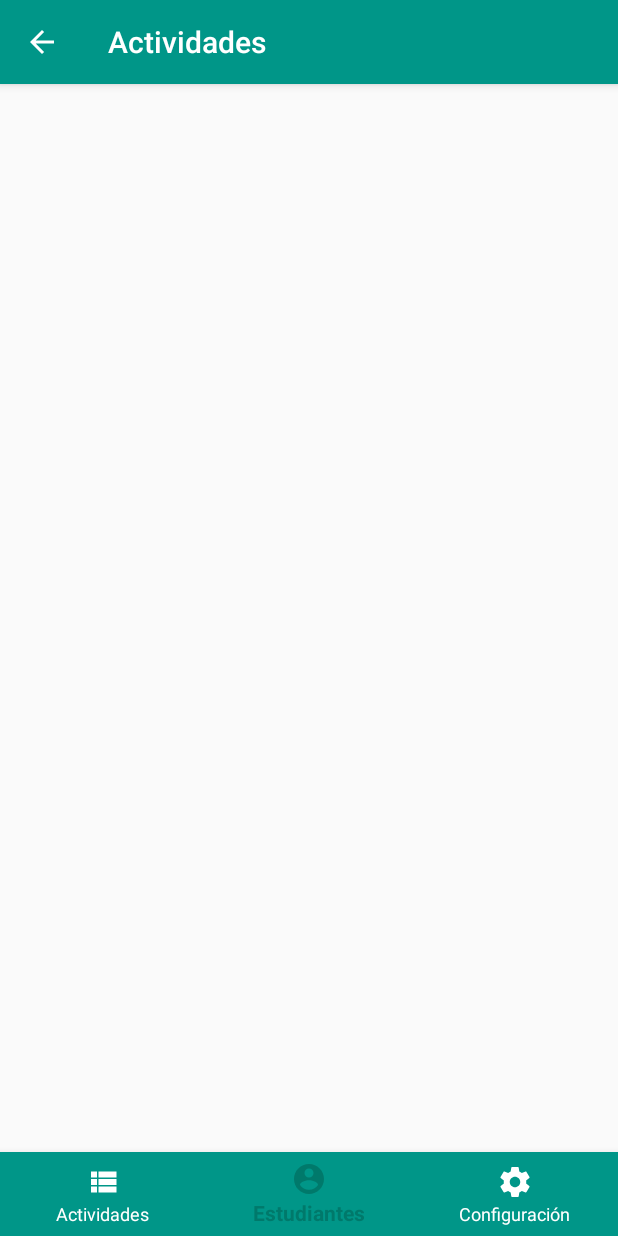
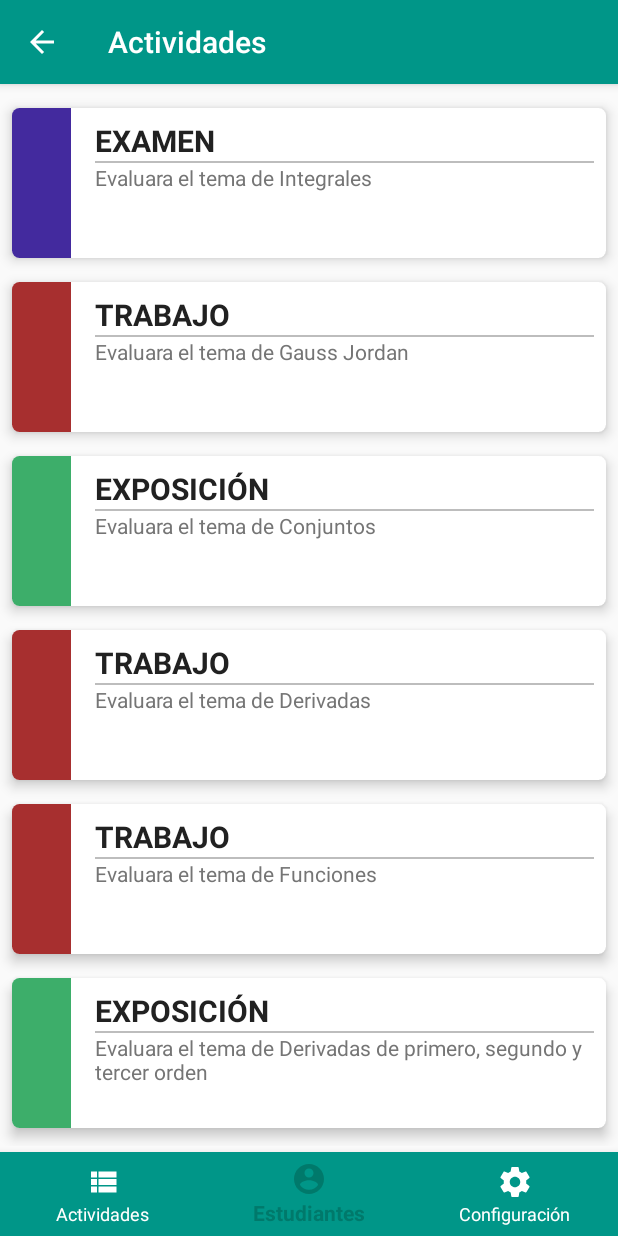
Before and after one commit to NIMP3/AppNotas, an Android app: the fragment TaskListFragment placed in its activity, on a phone screen of 412 x 824 dp. Run offline under Robolectric (Android 15) with nearby library versions, the phone set to English and light mode, and no system bars; our stand-ins replace CircleImageView.

Commit message:
Se ha añadido el listado de Actividades-Tareas

```diff
--- /dev/null
+++ b/app/src/main/java/com/elaytechnologies/appnotas/adapter/TaskAdapterRecyclerView.java
@@ -0,0 +1,78 @@
+package com.elaytechnologies.appnotas.adapter;
+
+import android.app.Activity;
+import android.support.annotation.NonNull;
+import android.support.v7.widget.CardView;
+import android.support.v7.widget.RecyclerView;
+import android.view.LayoutInflater;
+import android.view.View;
+import android.view.ViewGroup;
+import android.widget.TextView;
+
+import com.elaytechnologies.appnotas.R;
+import com.elaytechnologies.appnotas.model.Task;
+
+import java.util.ArrayList;
+
+public class TaskAdapterRecyclerView extends RecyclerView.Adapter<TaskAdapterRecyclerView.TaskViewHolder>{
+
+    private ArrayList<Task> tasks;
+    private int resource;
+    private Activity activity;
+
+    public TaskAdapterRecyclerView(ArrayList<Task> tasks, int resource, Activity activity) {
+        this.tasks = tasks;
+        this.resource = resource;
+        this.activity = activity;
+    }
+
+    @NonNull
+    @Override
+    public TaskViewHolder onCreateViewHolder(@NonNull ViewGroup parent, int viewType) {
+        View view = LayoutInflater.from(parent.getContext()).inflate(resource,parent,false);
+        return new TaskViewHolder(view);
+    }
+
+    @Override
+    public void onBindViewHolder(@NonNull TaskViewHolder holder, int position) {
+        Task task = tasks.get(position);
+
+        holder.textViewTypeTask.setText(task.getTypeTask());
+        holder.textViewDescriptionTaks.setText(task.getDescriptionTask());
+
+        switch (task.getTypeTask()){
+            case "EXAMEN":
+                holder.textViewStampTask.setBackgroundColor(activity.getResources().getColor(R.color.colorTypeTaskTest));
+                break;
+            case "TRABAJO":
+                holder.textViewStampTask.setBackgroundColor(activity.getResources().getColor(R.color.colorTypeTaskWork));
+                break;
+            case "EXPOSICIÓN":
+                holder.textViewStampTask.setBackgroundColor(activity.getResources().getColor(R.color.colorTypeTaskExpo));
+                break;
+        }
+    }
+
+    @Override
+    public int getItemCount() {
+        return tasks.size();
+    }
+
+    class TaskViewHolder extends RecyclerView.ViewHolder {
+
+        private CardView cardViewTask;
+        private TextView textViewStampTask;
+        private TextView textViewTypeTask;
+        private TextView textViewDescriptionTaks;
+
+        public TaskViewHolder(View itemView) {
+            super(itemView);
+
+            cardViewTask = itemView.findViewById(R.id.cardviewTask);
+            textViewStampTask = itemView.findViewById(R.id.textViewStampTask);
+            textViewTypeTask = itemView.findViewById(R.id.textViewTypeTask);
+            textViewDescriptionTaks = itemView.findViewById(R.id.textViewDescriptionTask);
+
+        }
+    }
+}
--- /dev/null
+++ b/app/src/main/java/com/elaytechnologies/appnotas/model/Task.java
@@ -0,0 +1,38 @@
+package com.elaytechnologies.appnotas.model;
+
+public class Task {
+
+    private int codeTask;
+    private String typeTask;
+    private String descriptionTask;
+
+    public Task(int codeTask, String typeTask, String descriptionTask) {
+        this.codeTask = codeTask;
+        this.typeTask = typeTask;
+        this.descriptionTask = descriptionTask;
+    }
+
+    public int getCodeTask() {
+        return codeTask;
+    }
+
+    public void setCodeTask(int codeTask) {
+        this.codeTask = codeTask;
+    }
+
+    public String getTypeTask() {
+        return typeTask;
+    }
+
+    public void setTypeTask(String typeTask) {
+        this.typeTask = typeTask;
+    }
+
+    public String getDescriptionTask() {
+        return descriptionTask;
+    }
+
+    public void setDescriptionTask(String descriptionTask) {
+        this.descriptionTask = descriptionTask;
+    }
+}
--- a/app/src/main/java/com/elaytechnologies/appnotas/view/fragment/TaskListFragment.java
+++ b/app/src/main/java/com/elaytechnologies/appnotas/view/fragment/TaskListFragment.java
@@ -5,12 +5,18 @@ import android.app.Activity;
 import android.os.Bundle;
 import android.support.v4.app.Fragment;
 import android.support.v7.app.AppCompatActivity;
+import android.support.v7.widget.LinearLayoutManager;
+import android.support.v7.widget.RecyclerView;
 import android.support.v7.widget.Toolbar;
 import android.view.LayoutInflater;
 import android.view.View;
 import android.view.ViewGroup;
 
 import com.elaytechnologies.appnotas.R;
+import com.elaytechnologies.appnotas.adapter.TaskAdapterRecyclerView;
+import com.elaytechnologies.appnotas.model.Task;
+
+import java.util.ArrayList;
 
 /**
  * A simple {@link Fragment} subclass.
@@ -31,7 +37,32 @@ public class TaskListFragment extends Fragment {
 
         showToolbar(getResources().getString(R.string.title_tab_tasks), true,getActivity());
 
+        RecyclerView recyclerViewTask = view.findViewById(R.id.recyclerviewTask);
+        LinearLayoutManager linearLayoutManager = new LinearLayoutManager(getContext());
+        linearLayoutManager.setOrientation(LinearLayoutManager.VERTICAL);
+        recyclerViewTask.setLayoutManager(linearLayoutManager);
+
+        TaskAdapterRecyclerView taskAdapterRecyclerView =
+                new TaskAdapterRecyclerView(buildTasks(),R.layout.cardview_task,getActivity());
+
+        recyclerViewTask.setAdapter(taskAdapterRecyclerView);
+
         return view;
+    }
+
+    private ArrayList<Task> buildTasks() {
+        ArrayList<Task> tasks = new ArrayList<>();
+
+        tasks.add(new Task(1,"EXAMEN","Evaluara el tema de Integrales"));
+        tasks.add(new Task(2,"TRABAJO","Evaluara el tema de Gauss Jordan"));
+        tasks.add(new Task(3,"EXPOSICIÓN","Evaluara el tema de Conjuntos"));
+        tasks.add(new Task(4,"TRABAJO","Evaluara el tema de Derivadas"));
+        tasks.add(new Task(5,"TRABAJO","Evaluara el tema de Funciones"));
+        tasks.add(new Task(6,"EXPOSICIÓN","Evaluara el tema de Derivadas de primero, segundo y tercer orden"));
+        tasks.add(new Task(7,"EXAMEN","Evaluara el tema de Laplace"));
+        tasks.add(new Task(8,"EXAMEN","Evaluara el tema de calculo multivariable"));
+
+        return tasks;
     }
 
     /*----------------------------------------------------------------------------------------------
--- /dev/null
+++ b/app/src/main/res/layout/cardview_task.xml
@@ -0,0 +1,80 @@
+<?xml version="1.0" encoding="utf-8"?>
+<android.support.v7.widget.CardView xmlns:android="http://schemas.android.com/apk/res/android"
+    xmlns:app="http://schemas.android.com/apk/res-auto"
+    xmlns:tools="http://schemas.android.com/tools"
+    android:id="@+id/cardviewTask"
+    android:layout_width="match_parent"
+    android:layout_height="@dimen/height_cardview_task"
+    android:layout_margin="8dp"
+    app:cardCornerRadius="5dp"
+    app:cardElevation="5dp">
+
+
+    <android.support.constraint.ConstraintLayout
+        android:layout_width="match_parent"
+        android:layout_height="match_parent">
+
+        <TextView
+            android:id="@+id/textViewStampTask"
+            android:layout_width="0dp"
+            android:layout_height="0dp"
+            android:background="@color/colorAccent"
+            app:layout_constraintBottom_toBottomOf="parent"
+            app:layout_constraintEnd_toStartOf="@+id/guideline10"
+            app:layout_constraintStart_toStartOf="parent"
+            app:layout_constraintTop_toTopOf="parent" />
+
+        <android.support.constraint.Guideline
+            android:id="@+id/guideline10"
+            android:layout_width="wrap_content"
+            android:layout_height="wrap_content"
+            android:orientation="vertical"
+            app:layout_constraintGuide_percent="0.1" />
+
+        <TextView
+            android:id="@+id/textViewTypeTask"
+            android:layout_width="0dp"
+            android:layout_height="wrap_content"
+            android:layout_marginEnd="8dp"
+            android:layout_marginLeft="16dp"
+            android:layout_marginRight="8dp"
+            android:layout_marginStart="16dp"
+            android:layout_marginTop="8dp"
+            android:text="@string/textcard_type_task"
+            android:textColor="@color/colorPrimaryText"
+            android:textSize="20sp"
+            android:textStyle="bold"
+            app:layout_constraintEnd_toEndOf="parent"
+            app:layout_constraintStart_toStartOf="@+id/guideline10"
+            app:layout_constraintTop_toTopOf="parent" />
+
+        <TextView
+            android:id="@+id/textViewDescriptionTask"
+            android:layout_width="0dp"
+            android:layout_height="0dp"
+            android:layout_marginBottom="8dp"
+            android:layout_marginEnd="8dp"
+            android:layout_marginLeft="16dp"
+            android:layout_marginRight="8dp"
+            android:layout_marginStart="16dp"
+            android:text="@string/textcard_description_task"
+            android:textColor="@color/colorSecondaryText"
+            app:layout_constraintBottom_toBottomOf="parent"
+            app:layout_constraintEnd_toEndOf="parent"
+            app:layout_constraintStart_toStartOf="@+id/guideline10"
+            app:layout_constraintTop_toBottomOf="@+id/divider" />
+
+        <View
+            android:id="@+id/divider"
+            android:layout_width="0dp"
+            android:layout_height="1dp"
+            android:layout_marginEnd="8dp"
+            android:layout_marginLeft="16dp"
+            android:layout_marginRight="8dp"
+            android:layout_marginStart="16dp"
+            android:background="@color/colorDivider"
+            app:layout_constraintEnd_toEndOf="parent"
+            app:layout_constraintStart_toStartOf="@+id/guideline10"
+            app:layout_constraintTop_toBottomOf="@+id/textViewTypeTask" />
+    </android.support.constraint.ConstraintLayout>
+</android.support.v7.widget.CardView>
--- a/app/src/main/res/layout/fragment_settings.xml
+++ b/app/src/main/res/layout/fragment_settings.xml
@@ -5,4 +5,9 @@
     android:layout_height="match_parent"
     tools:context=".view.fragment.SettingsFragment">
 
+    <TextView
+        android:layout_width="match_parent"
+        android:layout_height="wrap_content"
+        android:text="@string/text_name_student"/>
+
 </FrameLayout>
--- a/app/src/main/res/layout/fragment_task_list.xml
+++ b/app/src/main/res/layout/fragment_task_list.xml
@@ -1,10 +1,16 @@
 <?xml version="1.0" encoding="utf-8"?>
-<FrameLayout xmlns:android="http://schemas.android.com/apk/res/android"
+<android.support.design.widget.CoordinatorLayout xmlns:android="http://schemas.android.com/apk/res/android"
     xmlns:tools="http://schemas.android.com/tools"
     android:layout_width="match_parent"
     android:layout_height="match_parent"
+    android:layout_marginBottom="60dp"
+    android:layout_marginTop="8dp"
     tools:context=".view.fragment.TaskListFragment">
 
     <!-- TODO: Update blank fragment layout -->
 
-</FrameLayout>
+    <android.support.v7.widget.RecyclerView
+        android:id="@+id/recyclerviewTask"
+        android:layout_width="match_parent"
+        android:layout_height="match_parent" />
+</android.support.design.widget.CoordinatorLayout>
--- a/app/src/main/res/values/colors.xml
+++ b/app/src/main/res/values/colors.xml
@@ -16,4 +16,8 @@
     <color name="colorBackgroundTextCard">#a4202020</color>
     <color name="colorTintBottomBar">#ffffff</color>
     <color name="colorBackgroundList">#dcdcdc</color>
+
+    <color name="colorTypeTaskTest">#432a9e</color>
+    <color name="colorTypeTaskWork">#a72f2f</color>
+    <color name="colorTypeTaskExpo">#3dae6a</color>
 </resources>
--- a/app/src/main/res/values/dimens.xml
+++ b/app/src/main/res/values/dimens.xml
@@ -15,4 +15,5 @@
     <dimen name="cardview_elevation">5dp</dimen>
     <dimen name="textsize_username_card">25sp</dimen>
     <dimen name="height_cardview_student">150dp</dimen>
+    <dimen name="height_cardview_task">100dp</dimen>
 </resources>
--- a/app/src/main/res/values/strings.xml
+++ b/app/src/main/res/values/strings.xml
@@ -41,4 +41,6 @@
     <string name="text_stamp_grade">Grado:</string>
     <string name="text_grade_student">Decimo</string>
     <string name="text_email_student">yovany.dev@gmail.com</string>
+    <string name="textcard_type_task">EXAMEN</string>
+    <string name="textcard_description_task">Evaluará los conocimientos de conjuntos y sus respectivas operaciones (UNION,INTERSECCIÓN, DIFERENCIA…</string>
 </resources>
```
